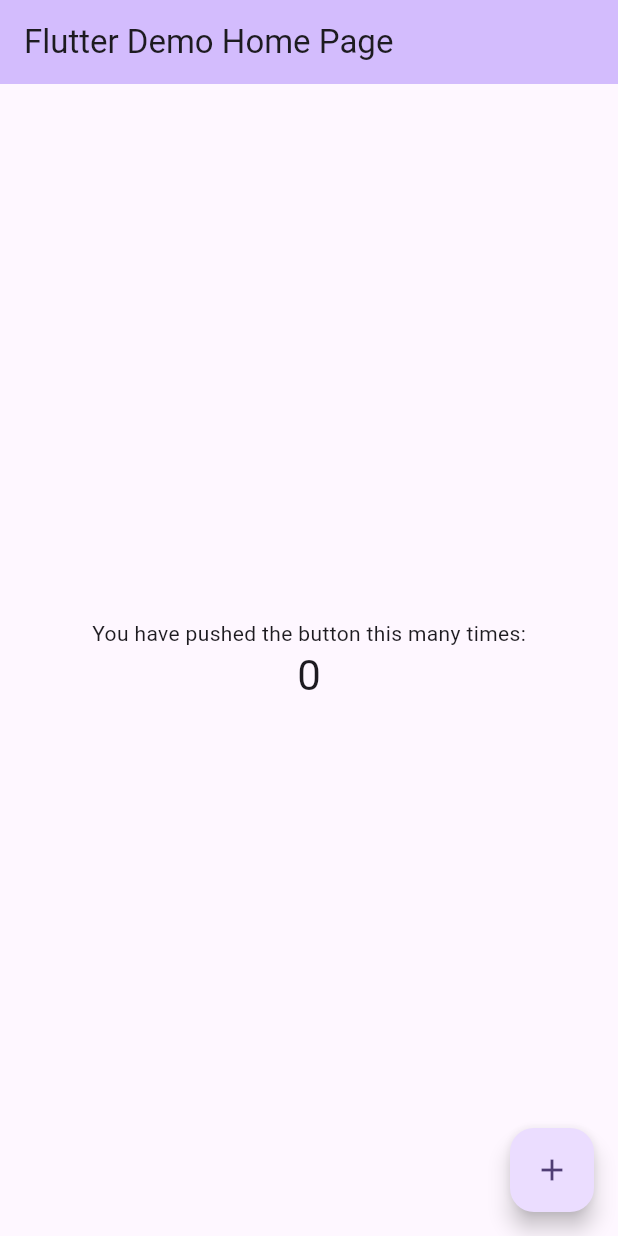
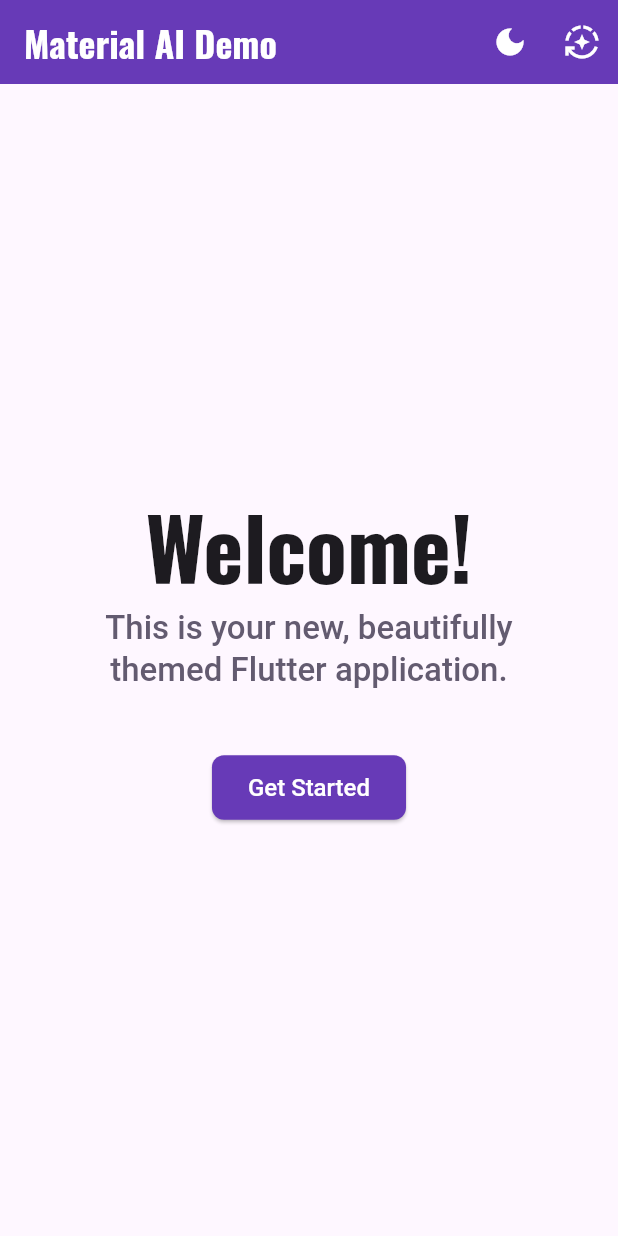
Before and after one commit to ranag786tech-lang/myapp, a Flutter app: the screen it shows after launch, on a phone screen of 412 x 824 dp. Run offline on Flutter 3.47's test engine with Material 3 defaults, Android fonts, the phone set to English and light mode, and no system bars; our stand-ins replace google_fonts; statements that could not run were skipped.

Commit message:
updated all version

```diff
--- a/lib/main.dart
+++ b/lib/main.dart
@@ -1,122 +1,161 @@
+
 import 'package:flutter/material.dart';
+import 'package:google_fonts/google_fonts.dart';
+import 'package:provider/provider.dart';
 
 void main() {
-  runApp(const MyApp());
+  runApp(
+    ChangeNotifierProvider(
+      create: (context) => ThemeProvider(),
+      child: const MyApp(),
+    ),
+  );
+}
+
+// Manages the theme state
+class ThemeProvider with ChangeNotifier {
+  ThemeMode _themeMode = ThemeMode.system;
+
+  ThemeMode get themeMode => _themeMode;
+
+  void toggleTheme() {
+    _themeMode = _themeMode == ThemeMode.light ? ThemeMode.dark : ThemeMode.light;
+    notifyListeners();
+  }
+
+  void setSystemTheme() {
+    _themeMode = ThemeMode.system;
+    notifyListeners();
+  }
 }
 
 class MyApp extends StatelessWidget {
   const MyApp({super.key});
 
-  // This widget is the root of your application.
   @override
   Widget build(BuildContext context) {
-    return MaterialApp(
-      title: 'Flutter Demo',
-      theme: ThemeData(
-        // This is the theme of your application.
-        //
-        // TRY THIS: Try running your application with "flutter run". You'll see
-        // the application has a purple toolbar. Then, without quitting the app,
-        // try changing the seedColor in the colorScheme below to Colors.green
-        // and then invoke "hot reload" (save your changes or press the "hot
-        // reload" button in a Flutter-supported IDE, or press "r" if you used
-        // the command line to start the app).
-        //
-        // Notice that the counter didn't reset back to zero; the application
-        // state is not lost during the reload. To reset the state, use hot
-        // restart instead.
-        //
-        // This works for code too, not just values: Most code changes can be
-        // tested with just a hot reload.
-        colorScheme: ColorScheme.fromSeed(seedColor: Colors.deepPurple),
+    const Color primarySeedColor = Colors.deepPurple;
+
+    // Define a common TextTheme using Google Fonts
+    final TextTheme appTextTheme = TextTheme(
+      displayLarge: GoogleFonts.oswald(fontSize: 57, fontWeight: FontWeight.bold),
+      titleLarge: GoogleFonts.roboto(fontSize: 22, fontWeight: FontWeight.w500),
+      bodyMedium: GoogleFonts.openSans(fontSize: 14),
+      labelLarge: GoogleFonts.roboto(fontSize: 14, fontWeight: FontWeight.bold),
+    );
+
+    // Light Theme
+    final ThemeData lightTheme = ThemeData(
+      useMaterial3: true,
+      colorScheme: ColorScheme.fromSeed(
+        seedColor: primarySeedColor,
+        brightness: Brightness.light,
       ),
-      home: const MyHomePage(title: 'Flutter Demo Home Page'),
+      textTheme: appTextTheme,
+      appBarTheme: AppBarTheme(
+        backgroundColor: primarySeedColor,
+        foregroundColor: Colors.white,
+        titleTextStyle: GoogleFonts.oswald(fontSize: 24, fontWeight: FontWeight.bold),
+      ),
+      elevatedButtonTheme: ElevatedButtonThemeData(
+        style: ElevatedButton.styleFrom(
+          foregroundColor: Colors.white,
+          backgroundColor: primarySeedColor,
+          shape: RoundedRectangleBorder(borderRadius: BorderRadius.circular(8)),
+          padding: const EdgeInsets.symmetric(horizontal: 24, vertical: 12),
+          textStyle: GoogleFonts.roboto(fontSize: 16, fontWeight: FontWeight.w500),
+        ),
+      ),
+    );
+
+    // Dark Theme
+    final ThemeData darkTheme = ThemeData(
+      useMaterial3: true,
+      colorScheme: ColorScheme.fromSeed(
+        seedColor: primarySeedColor,
+        brightness: Brightness.dark,
+      ),
+      textTheme: appTextTheme,
+      appBarTheme: AppBarTheme(
+        backgroundColor: Colors.grey[900],
+        foregroundColor: Colors.white,
+        titleTextStyle: GoogleFonts.oswald(fontSize: 24, fontWeight: FontWeight.bold),
+      ),
+      elevatedButtonTheme: ElevatedButtonThemeData(
+        style: ElevatedButton.styleFrom(
+          foregroundColor: Colors.black,
+          backgroundColor: primarySeedColor.shade200,
+          shape: RoundedRectangleBorder(borderRadius: BorderRadius.circular(8)),
+          padding: const EdgeInsets.symmetric(horizontal: 24, vertical: 12),
+          textStyle: GoogleFonts.roboto(fontSize: 16, fontWeight: FontWeight.w500),
+        ),
+      ),
+    );
+
+    return Consumer<ThemeProvider>(
+      builder: (context, themeProvider, child) {
+        return MaterialApp(
+          title: 'Flutter Material AI App',
+          theme: lightTheme,
+          darkTheme: darkTheme,
+          themeMode: themeProvider.themeMode,
+          home: const MyHomePage(),
+          debugShowCheckedModeBanner: false,
+        );
+      },
     );
   }
 }
 
-class MyHomePage extends StatefulWidget {
-  const MyHomePage({super.key, required this.title});
-
-  // This widget is the home page of your application. It is stateful, meaning
-  // that it has a State object (defined below) that contains fields that affect
-  // how it looks.
-
-  // This class is the configuration for the state. It holds the values (in this
-  // case the title) provided by the parent (in this case the App widget) and
-  // used by the build method of the State. Fields in a Widget subclass are
-  // always marked "final".
-
-  final String title;
-
-  @override
-  State<MyHomePage> createState() => _MyHomePageState();
-}
-
-class _MyHomePageState extends State<MyHomePage> {
-  int _counter = 0;
-
-  void _incrementCounter() {
-    setState(() {
-      // This call to setState tells the Flutter framework that something has
-      // changed in this State, which causes it to rerun the build method below
-      // so that the display can reflect the updated values. If we changed
-      // _counter without calling setState(), then the build method would not be
-      // called again, and so nothing would appear to happen.
-      _counter++;
-    });
-  }
+class MyHomePage extends StatelessWidget {
+  const MyHomePage({super.key});
 
   @override
   Widget build(BuildContext context) {
-    // This method is rerun every time setState is called, for instance as done
-    // by the _incrementCounter method above.
-    //
-    // The Flutter framework has been optimized to make rerunning build methods
-    // fast, so that you can just rebuild anything that needs updating rather
-    // than having to individually change instances of widgets.
+    final themeProvider = Provider.of<ThemeProvider>(context);
+
     return Scaffold(
       appBar: AppBar(
-        // TRY THIS: Try changing the color here to a specific color (to
-        // Colors.amber, perhaps?) and trigger a hot reload to see the AppBar
-        // change color while the other colors stay the same.
-        backgroundColor: Theme.of(context).colorScheme.inversePrimary,
-        // Here we take the value from the MyHomePage object that was created by
-        // the App.build method, and use it to set our appbar title.
-        title: Text(widget.title),
+        title: const Text('Material AI Demo'),
+        actions: [
+          IconButton(
+            icon: Icon(themeProvider.themeMode == ThemeMode.dark ? Icons.light_mode : Icons.dark_mode),
+            onPressed: () => themeProvider.toggleTheme(),
+            tooltip: 'Toggle Theme',
+          ),
+          IconButton(
+            icon: const Icon(Icons.auto_mode),
+            onPressed: () => themeProvider.setSystemTheme(),
+            tooltip: 'Set System Theme',
+          ),
+        ],
       ),
       body: Center(
-        // Center is a layout widget. It takes a single child and positions it
-        // in the middle of the parent.
         child: Column(
-          // Column is also a layout widget. It takes a list of children and
-          // arranges them vertically. By default, it sizes itself to fit its
-          // children horizontally, and tries to be as tall as its parent.
-          //
-          // Column has various properties to control how it sizes itself and
-          // how it positions its children. Here we use mainAxisAlignment to
-          // center the children vertically; the main axis here is the vertical
-          // axis because Columns are vertical (the cross axis would be
-          // horizontal).
-          //
-          // TRY THIS: Invoke "debug painting" (choose the "Toggle Debug Paint"
-          // action in the IDE, or press "p" in the console), to see the
-          // wireframe for each widget.
           mainAxisAlignment: MainAxisAlignment.center,
           children: <Widget>[
-            const Text('You have pushed the button this many times:'),
-            Text(
-              '$_counter',
-              style: Theme.of(context).textTheme.headlineMedium,
+            Text('Welcome!', style: Theme.of(context).textTheme.displayLarge),
+            const SizedBox(height: 10),
+            Padding(
+              padding: const EdgeInsets.symmetric(horizontal: 40.0),
+              child: Text(
+                'This is your new, beautifully themed Flutter application.',
+                textAlign: TextAlign.center,
+                style: Theme.of(context).textTheme.titleLarge?.copyWith(
+                  color: Theme.of(context).colorScheme.secondary,
+                ),
+              ),
+            ),
+            const SizedBox(height: 40),
+            ElevatedButton(
+              onPressed: () {
+                // A sample action
+              },
+              child: const Text('Get Started'),
             ),
           ],
         ),
       ),
-      floatingActionButton: FloatingActionButton(
-        onPressed: _incrementCounter,
-        tooltip: 'Increment',
-        child: const Icon(Icons.add),
-      ), // This trailing comma makes auto-formatting nicer for build methods.
     );
   }
 }
--- a/pubspec.yaml
+++ b/pubspec.yaml
@@ -34,6 +34,8 @@ dependencies:
   # The following adds the Cupertino Icons font to your application.
   # Use with the CupertinoIcons class for iOS style icons.
   cupertino_icons: ^1.0.8
+  provider: ^6.1.5+1
+  google_fonts: ^8.0.2
 
 dev_dependencies:
   flutter_test:
```
Also changed, not shown: pubspec.lock, 2 other files.
